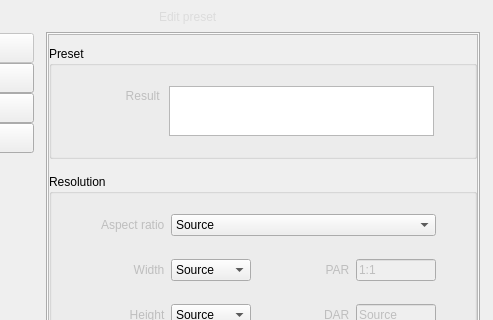
Before: the Qt Designer form app/preset.ui in CineEncoder/cine-encoder, drawn with Qt 5; both pictures show x 117 to 610 and y 0 to 320 of the 610 by 709 pixel window.
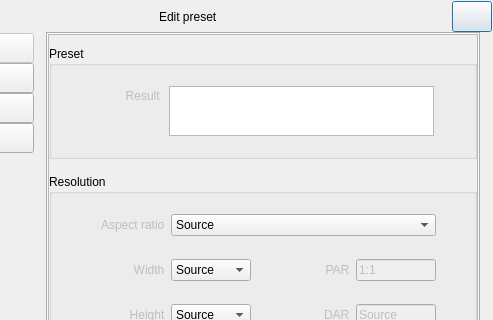
After: the same form once the commit is applied. Icons and pictures are not drawn.

```diff
--- a/app/preset.ui
+++ b/app/preset.ui
@@ -204,18 +204,6 @@
               <property name="toolTip">
                <string>Close</string>
               </property>
-              <property name="styleSheet">
-               <string notr="true">QPushButton {	
-	border: none;
-	background-color: transparent;
-}
-QPushButton:hover {
-	background-color: rgb(52, 59, 72);
-}
-QPushButton:pressed {	
-	background-color: rgb(85, 170, 255);
-}</string>
-              </property>
               <property name="text">
                <string/>
               </property>
@@ -246,12 +234,6 @@
             </item>
             <item row="0" column="2">
              <widget class="QLabel" name="label_title">
-              <property name="styleSheet">
-               <string notr="true">QLabel {	
-	background-color: transparent;
-	color: rgb(220, 220, 220);
-}</string>
-              </property>
               <property name="text">
                <string>Edit preset</string>
               </property>
```
Left out of the diff: 108 changed lines with no effect on the pictures.
